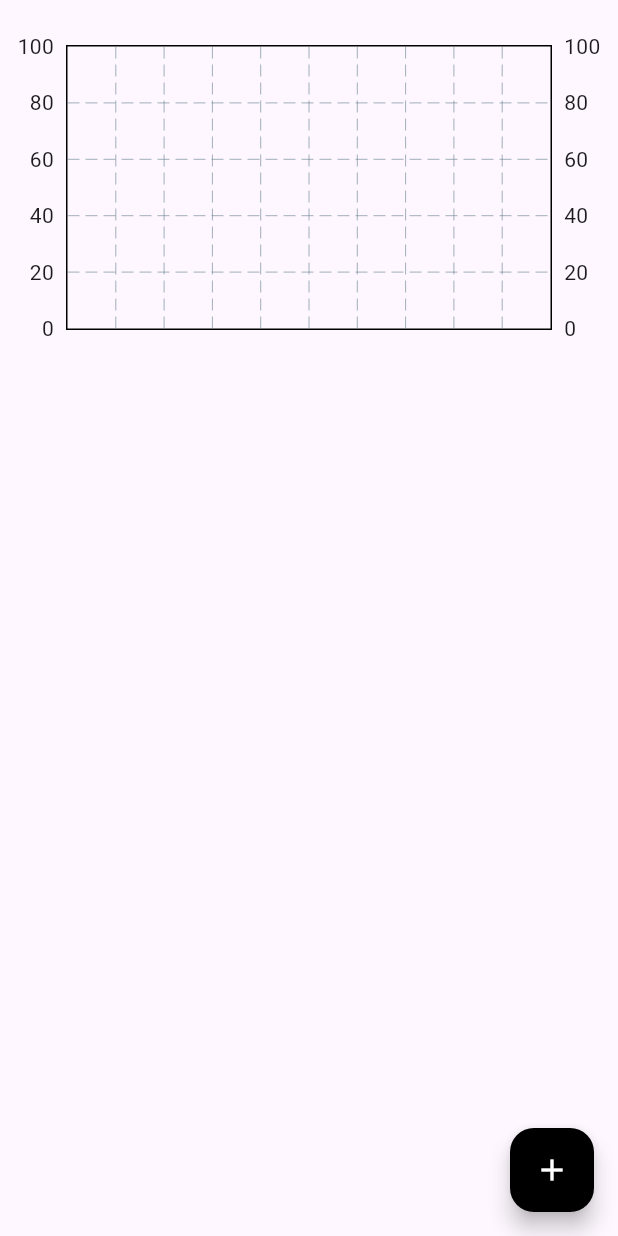
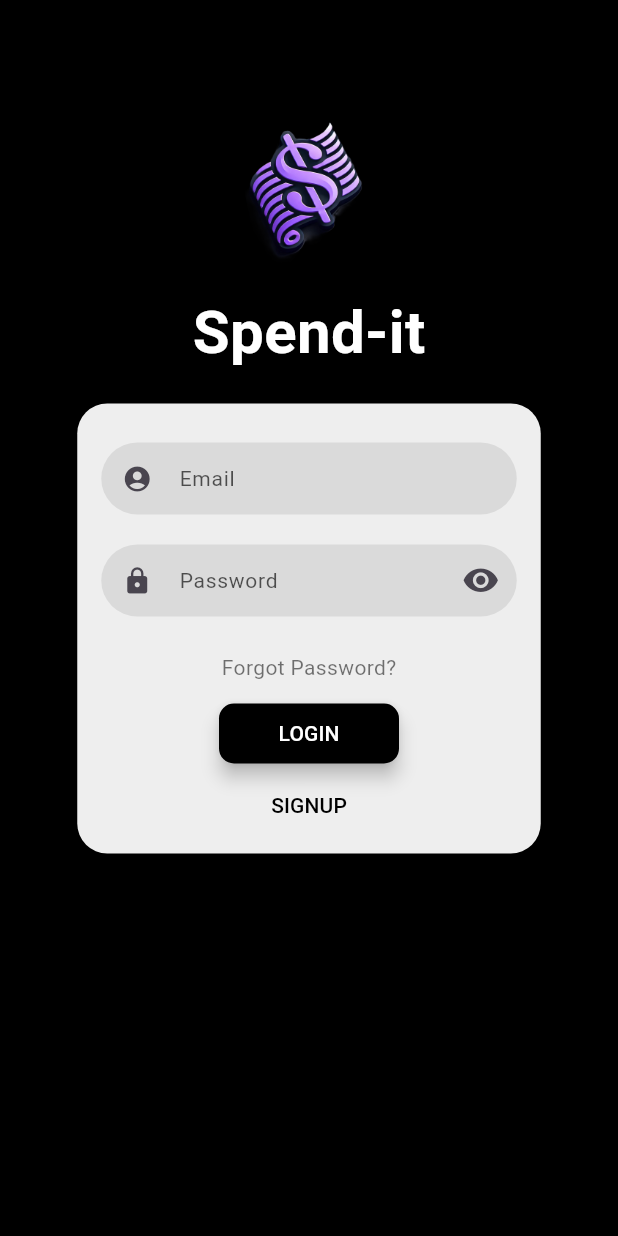
Before and after one commit to AkiTheMemeGod/spendit_flutter, a Flutter app: the screen it shows after launch, on a phone screen of 412 x 824 dp. Run offline on Flutter 3.47's test engine with Material 3 defaults, Android fonts, the phone set to English and light mode, and no system bars; drawn by our look-alikes of fl_chart, flutter_login; our stand-ins replace flutter_slidable, google_fonts, isar, supabase_flutter; accounts and stored records are empty; statements that could not run were skipped.

Commit message:
added a login page, with animations and implemented supabase database for auth

```diff
--- /dev/null
+++ b/lib/auth/auth_gate.dart
@@ -0,0 +1,32 @@
+import 'package:flutter/material.dart';
+import 'package:spendit/pages/homepage.dart';
+import 'package:spendit/pages/loginpage.dart';
+import 'package:supabase_flutter/supabase_flutter.dart';
+
+class AuthGate extends StatelessWidget {
+  const AuthGate({super.key});
+
+  @override
+  Widget build(BuildContext context) {
+    return StreamBuilder(
+      stream: Supabase.instance.client.auth.onAuthStateChange,
+      builder: (context, snapshot) {
+        if (snapshot.connectionState == ConnectionState.waiting) {
+          return const Scaffold(
+            body: Center(
+              child: CircularProgressIndicator(),
+            ),
+          );
+        }
+
+        final session = snapshot.hasData ? snapshot.data!.session : null;
+
+        if (session != null) {
+          return Homepage();
+        } else {
+          return Loginpage();
+        }
+      },
+    );
+  }
+}
--- /dev/null
+++ b/lib/auth/auth_service.dart
@@ -0,0 +1,39 @@
+import 'package:flutter/material.dart';
+import 'package:supabase_flutter/supabase_flutter.dart';
+
+class AuthService {
+  final SupabaseClient _supabase = Supabase.instance.client;
+
+  Future<AuthResponse> signinwithemailpassword(
+      String email, String password) async {
+    return await _supabase.auth.signInWithPassword(
+      email: email,
+      password: password,
+    );
+  }
+
+  Future<AuthResponse> signupwithemail(String email, String password) async {
+    return await _supabase.auth.signUp(
+      email: email,
+      password: password,
+    );
+  }
+
+  Future<void> signout() async {
+    await _supabase.auth.signOut();
+  }
+
+  String? getcurrentuseremail() {
+    final session = _supabase.auth.currentSession;
+    final user = session?.user;
+    return user?.email;
+  }
+
+  Future<void> recoverPassword(String email) async {
+    try {
+      await _supabase.auth.resetPasswordForEmail(email);
+    } catch (error) {
+      throw 'Failed to send password reset email: $error';
+    }
+  }
+}
--- a/lib/main.dart
+++ b/lib/main.dart
@@ -1,9 +1,17 @@
 import 'package:flutter/material.dart';
 import 'package:provider/provider.dart';
+import 'package:spendit/auth/auth_gate.dart';
 import 'package:spendit/database/expense_database.dart';
 import 'package:spendit/pages/homepage.dart';
+import 'package:spendit/pages/loginpage.dart';
+import 'package:supabase_flutter/supabase_flutter.dart';
 
 void main() async {
+  await Supabase.initialize(
+      url: "https://yvyjdikfwbeizyygqphb.supabase.co",
+      anonKey:
+          "eyJhbGciOiJIUzI1NiIsInR5cCI6IkpXVCJ9.eyJpc3MiOiJzdXBhYmFzZSIsInJlZiI6Inl2eWpkaWtmd2JlaXp5eWdxcGhiIiwicm9sZSI6ImFub24iLCJpYXQiOjE3MzE1Njk2NzgsImV4cCI6MjA0NzE0NTY3OH0.AmbV8VeUvTDd8K6kIlo4fesJyLYuGMcjnjddogHBOvw");
+
   WidgetsFlutterBinding.ensureInitialized();
 
   await ExpenseDatabase.initialize();
@@ -20,7 +28,7 @@ class MyApp extends StatelessWidget {
   Widget build(BuildContext context) {
     return MaterialApp(
       debugShowCheckedModeBanner: false,
-      home: Homepage(),
+      home: AuthGate(),
     );
   }
 }
--- /dev/null
+++ b/lib/pages/loginpage.dart
@@ -0,0 +1,82 @@
+// ignore_for_file: must_be_immutable
+
+import 'package:flutter/material.dart';
+import 'package:flutter_login/flutter_login.dart';
+import 'package:google_fonts/google_fonts.dart';
+import 'package:spendit/auth/auth_service.dart';
+
+class Loginpage extends StatelessWidget {
+  Loginpage({super.key});
+
+  final AuthService _authService = AuthService();
+
+  Duration get loadingtime => const Duration(milliseconds: 2000);
+
+  Future<String?> login(BuildContext context, LoginData data) async {
+    final email = data.name.toString();
+    final password = data.password.toString();
+
+    try {
+      await _authService.signinwithemailpassword(email, password);
+      return Future.delayed(loadingtime).then((value) => null);
+    } catch (e) {
+      ScaffoldMessenger.of(context).showSnackBar(SnackBar(
+          content:
+              Text("Error Signing you in", style: GoogleFonts.breeSerif())));
+      return null;
+    }
+  }
+
+  Future<String?> _recoverpassword(String data) {
+    _authService.recoverPassword(data);
+    return Future.delayed(loadingtime).then((value) => null);
+  }
+
+  Future<String?> _signup(SignupData data) async {
+    final email = data.name.toString();
+    final password = data.password.toString();
+
+    ///final confirmpassword = data.additionalSignupData;
+
+    await _authService.signupwithemail(email, password);
+    return Future.delayed(loadingtime).then((value) => null);
+  }
+
+  @override
+  Widget build(BuildContext context) {
+    return Scaffold(
+      body: FlutterLogin(
+        onLogin: (LoginData) => login(context, LoginData),
+        onRecoverPassword: _recoverpassword,
+        onSignup: _signup,
+        logo: "lib/assets/logo.png",
+        title: 'Spend-it',
+        theme: LoginTheme(
+          cardTheme: CardTheme(
+            color: Colors.grey.shade200,
+          ),
+          primaryColor: Colors.black,
+          accentColor: Colors.black,
+          errorColor: Colors.red,
+          textFieldStyle: GoogleFonts.breeSerif(color: Colors.black),
+          titleStyle: GoogleFonts.breeSerif(
+            color: Colors.white,
+            fontSize: 40,
+            fontWeight: FontWeight.bold,
+          ),
+          buttonTheme: LoginButtonTheme(
+            splashColor: Colors.white,
+            backgroundColor: Colors.black,
+            highlightColor: Colors.grey.shade200,
+            elevation: 5,
+            highlightElevation: 3,
+            shape: RoundedRectangleBorder(
+              borderRadius: BorderRadius.circular(10),
+            ),
+            // add more customization as needed
+          ),
+        ),
+      ),
+    );
+  }
+}
--- a/pubspec.yaml
+++ b/pubspec.yaml
@@ -47,6 +47,8 @@ dependencies:
   flutter_slidable: ^3.1.1
   google_fonts: ^6.2.1
   fl_chart: ^0.69.0
+  flutter_login: ^4.1.1
+  supabase_flutter: ^2.8.0
 
 dev_dependencies:
   flutter_test:
@@ -76,8 +78,8 @@ flutter:
   uses-material-design: true
 
   # To add assets to your application, add an assets section, like this:
-  # assets:
-  #   - images/a_dot_burr.jpeg
+  assets:
+    - lib/assets/
   #   - images/a_dot_ham.jpeg
 
   # An image asset can refer to one or more resolution-specific "variants", see
```
Also changed, not shown: lib/bar_graph/bar_graph.dart (+88 -4 lines), lib/pages/homepage.dart (+10 -1 lines), lib/assets/logo.png (added), pubspec.lock, 5 other files.
